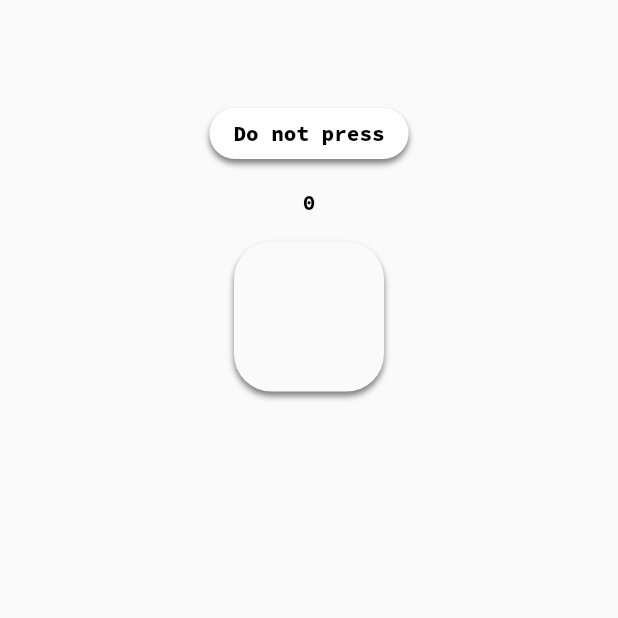
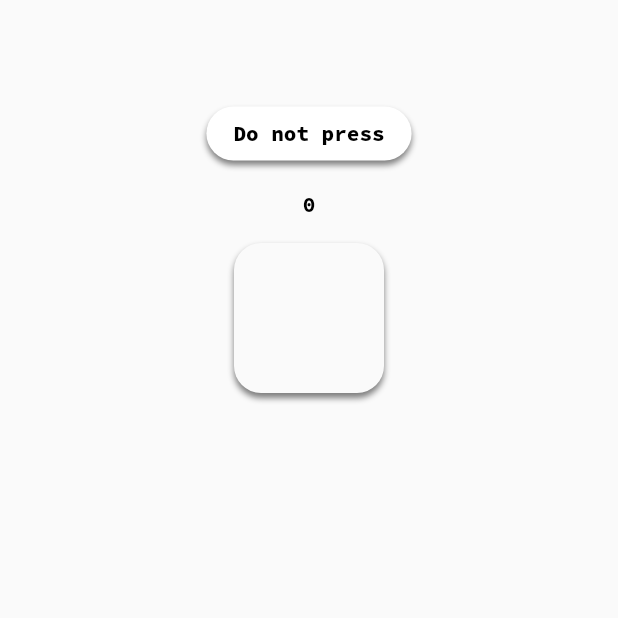
Before and after one commit to kiria-f/bio, a Flutter app: the screen it shows after launch, on a phone screen of 412 x 824 dp, the part 366-984 px from its top. Run offline on Flutter 3.47's test engine with Material 3 defaults, Android fonts, the phone set to English and light mode, and no system bars.

Commit message:
Set up radius dependency for button

```diff
--- a/lib/components/thin_button.dart
+++ b/lib/components/thin_button.dart
@@ -105,6 +105,7 @@ class _FThinButtonState extends State<FThinButton> with TickerProviderStateMixin
                 animation: dimTween,
                 builder: (context, internalChild) {
                   return Container(
+                    constraints: BoxConstraints(minHeight: Constants.buttonDefaultHeight),
                     decoration: BoxDecoration(
                       color: Color.from(
                         alpha: 1,
@@ -112,7 +113,7 @@ class _FThinButtonState extends State<FThinButton> with TickerProviderStateMixin
                         green: 1 - (max(1 - elevationTween.value, dimTween.value)) / 50,
                         blue: 1 - (max(1 - elevationTween.value, dimTween.value)) / 50,
                       ),
-                      borderRadius: BorderRadius.circular(1000),
+                      borderRadius: BorderRadius.circular(Constants.radius),
                       boxShadow: [
                         BoxShadow(
                           color: Color.from(alpha: 0.5 + (1 - elevationTween.value) / 2, red: 0, green: 0, blue: 0),
@@ -129,7 +130,9 @@ class _FThinButtonState extends State<FThinButton> with TickerProviderStateMixin
             );
           },
           child: Container(
-            margin: EdgeInsets.symmetric(vertical: 8, horizontal: 16),
+            margin: EdgeInsets.symmetric(horizontal: Constants.radius),
+            child: IntrinsicWidth(
+              child: Center(
                 child: Text(
                   widget.label,
                   style: TextStyle(
@@ -142,6 +145,8 @@ class _FThinButtonState extends State<FThinButton> with TickerProviderStateMixin
               ),
             ),
           ),
+        ),
+      ),
     );
   }
 }
--- a/lib/constants/constants.dart
+++ b/lib/constants/constants.dart
@@ -1,7 +1,7 @@
 import 'package:flutter/widgets.dart';
 
-final class Constants {
-  static const double radius = 25;
+abstract final class Constants {
+  static const double radius = 18;
   static const double buttonDefaultHeight = radius * 2;
   static const double normalFontSize = 14;
   static const Color backgroundColor = Color.from(alpha: 1, red: 0.98, green: 0.98, blue: 0.98);
```
Lines whose indentation alone changed are shown as unchanged.
